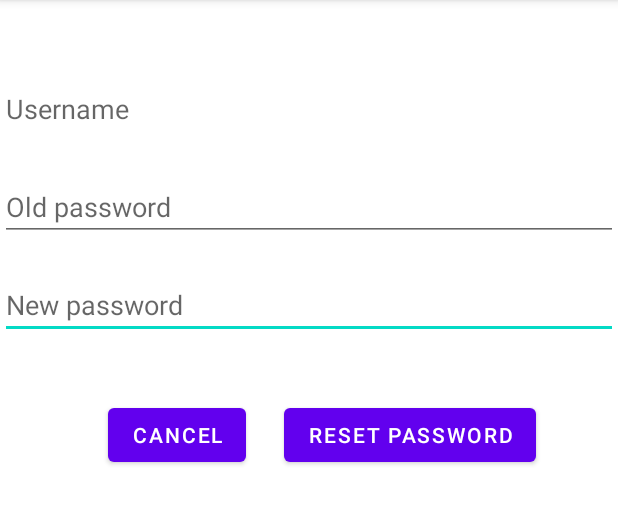
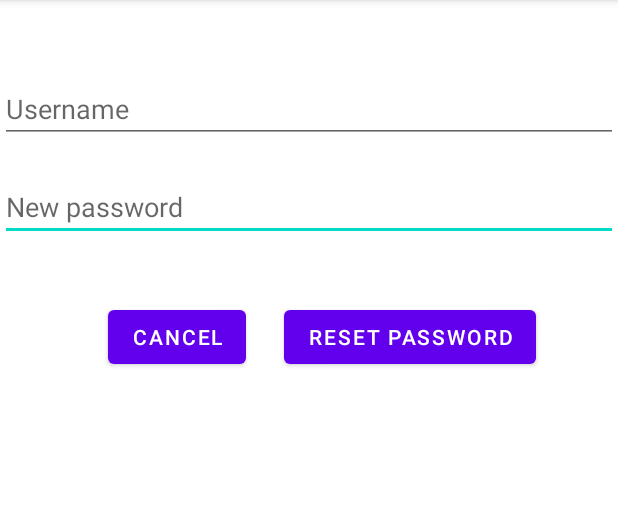
Before and after one commit to Nenonymo/IoT_aem, an Android app: the ResetPassActivity screen opened directly, with no data from a screen before it, on a phone screen of 412 x 824 dp, the part 84-609 px from its top. Run offline under Robolectric (Android 15) with nearby library versions, the phone set to English and light mode, and no system bars.

Commit message:
add password reset and minor UI changes

```diff
--- a/app/IoTLab3App/app/src/main/java/com/example/iotlab3app/Login/LoginActivity.java
+++ b/app/IoTLab3App/app/src/main/java/com/example/iotlab3app/Login/LoginActivity.java
@@ -34,6 +34,8 @@ public class LoginActivity extends AppCompatActivity {
         regbtn = (Button)findViewById(R.id.regbtn);
         resPass = (Button)findViewById(R.id.resPassBtn);
 
+        SQLstuff.setCon(SQLstuff.connectionClass(ConnectionClass.un.toString(),ConnectionClass.pass.toString(),ConnectionClass.db.toString(),ConnectionClass.ip.toString()));
+
         loginbtn.setOnClickListener(v -> new checkLogin().execute("Login"));
 
         regbtn.setOnClickListener(v -> {
@@ -69,7 +71,6 @@ public class LoginActivity extends AppCompatActivity {
 
         @Override
         protected String doInBackground(String... strings) {
-            SQLstuff.setCon(SQLstuff.connectionClass(ConnectionClass.un.toString(),ConnectionClass.pass.toString(),ConnectionClass.db.toString(),ConnectionClass.ip.toString()));
 
             if(SQLstuff.getCon() == null){
                 runOnUiThread(new Runnable() {
--- a/app/IoTLab3App/app/src/main/java/com/example/iotlab3app/Login/ResetPassActivity.java
+++ b/app/IoTLab3App/app/src/main/java/com/example/iotlab3app/Login/ResetPassActivity.java
@@ -13,7 +13,7 @@ import com.example.iotlab3app.R;
 import java.sql.SQLException;
 
 public class ResetPassActivity extends AppCompatActivity {
-    private EditText userName, oldPass, newPass;
+    private EditText userName, newPass;
     private Button   cancelBtn, resBtn;
 
     @Override
@@ -23,7 +23,6 @@ public class ResetPassActivity extends AppCompatActivity {
 
         userName = (EditText)findViewById(R.id.userName);
         newPass = (EditText) findViewById(R.id.newPass);
-        oldPass = (EditText)findViewById(R.id.oldPass);
         cancelBtn = (Button) findViewById(R.id.cancel_button);
         resBtn = (Button) findViewById(R.id.resPassBtn);
 
@@ -31,7 +30,9 @@ public class ResetPassActivity extends AppCompatActivity {
 
         resBtn.setOnClickListener(v -> { //TODO: SQL Code for resetting password.
             try {
-                SQLstuff.runSQL("");
+                SQLstuff.runSQL("CALL ChangeUserPassword ('" + userName.getText() + "', '" + newPass.getText() + "');");
+                Toast.makeText(this, "Password changed!", Toast.LENGTH_SHORT).show();
+                finish();
             } catch (SQLException e){
                 Toast.makeText(this, e.getMessage(), Toast.LENGTH_SHORT).show();
             }
--- a/app/IoTLab3App/app/src/main/res/layout/activity_login.xml
+++ b/app/IoTLab3App/app/src/main/res/layout/activity_login.xml
@@ -25,9 +25,9 @@
     <Button
         android:id="@+id/resPassBtn"
         android:layout_width="wrap_content"
-        android:layout_height="30dp"
+        android:layout_height="wrap_content"
         android:text="Reset Password"
-        android:textSize="8sp" />
+        android:textSize="10sp" />
 
     <LinearLayout
         android:layout_width="match_parent"
--- a/app/IoTLab3App/app/src/main/res/layout/activity_reset_pass.xml
+++ b/app/IoTLab3App/app/src/main/res/layout/activity_reset_pass.xml
@@ -32,17 +32,8 @@
         android:layout_height="wrap_content"
         android:layout_marginTop="20dp"
         android:hint="New password"
-        app:layout_constraintTop_toBottomOf="@+id/oldPass"
+        app:layout_constraintTop_toBottomOf="@+id/userName"
         tools:layout_editor_absoluteX="16dp" />
-
-    <EditText
-        android:id="@+id/oldPass"
-        android:layout_width="match_parent"
-        android:layout_height="wrap_content"
-        android:layout_marginTop="20dp"
-        android:hint="Old password"
-        app:layout_constraintTop_toBottomOf="@+id/userName"
-        tools:layout_editor_absoluteX="0dp" />
 
     <EditText
         android:id="@+id/userName"
@@ -50,7 +41,6 @@
         android:layout_height="wrap_content"
         android:layout_marginTop="50dp"
         android:layout_weight="1"
-        android:backgroundTint="#4DFFFFFF"
         android:hint="Username"
         app:layout_constraintTop_toTopOf="parent"
         tools:layout_editor_absoluteX="-16dp" />
```
